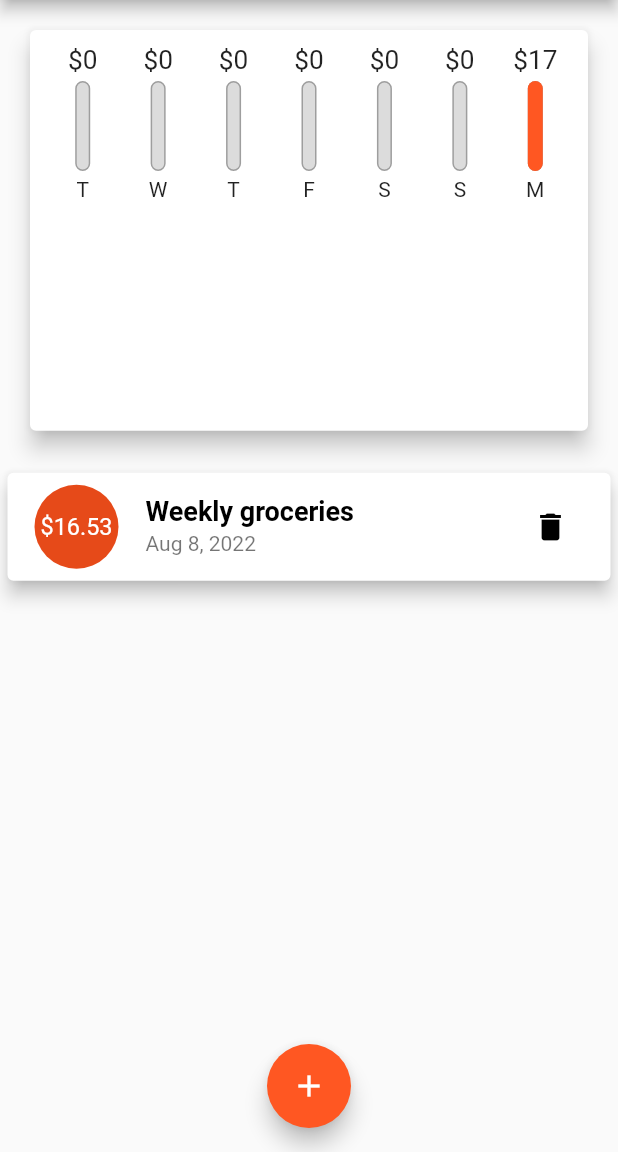
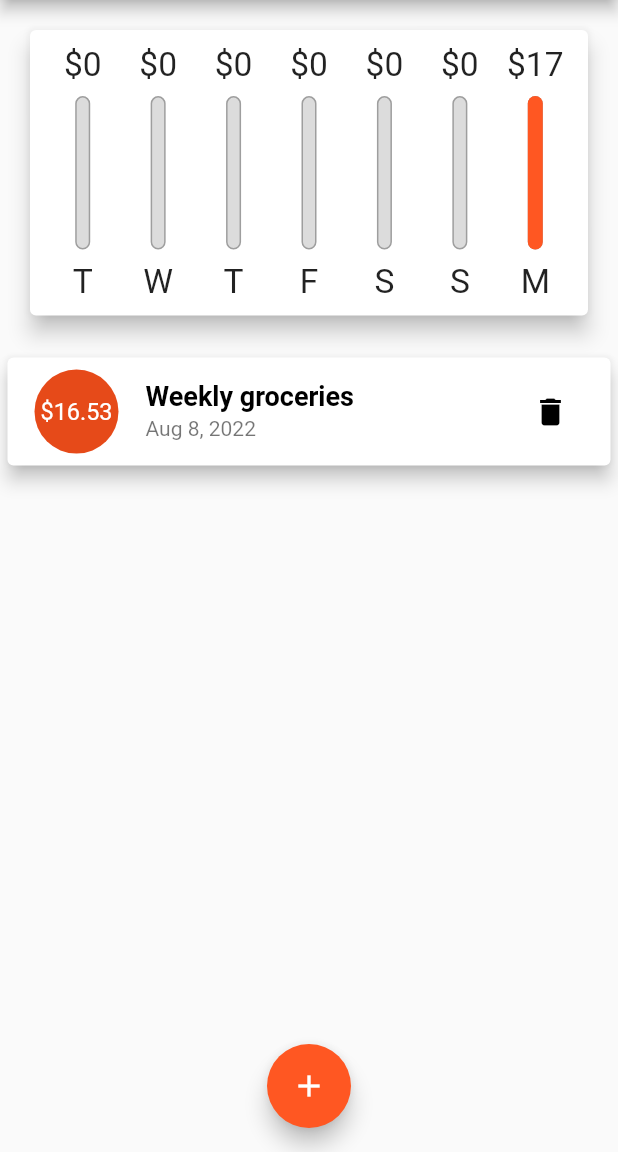
Before and after one commit to Sultanbek-Gapyrov/MoneyTracker, a Flutter app: the screen it shows after launch, after a tap on the "delete" icon, on a phone screen of 412 x 824 dp, the part 84-1236 px from its top. Run offline on Flutter 3.47's test engine with Material 2 defaults, Android fonts, the phone set to English and light mode, and no system bars.

```diff
--- a/lib/main.dart
+++ b/lib/main.dart
@@ -1,4 +1,5 @@
 import 'package:flutter/material.dart';
+import 'package:flutter/services.dart';
 import 'package:planner_app/widgets/chart.dart';
 import 'package:planner_app/widgets/new_transaction.dart';
 import 'package:planner_app/widgets/transaction_list.dart';
@@ -7,6 +8,11 @@ import './widgets/chart.dart';
 import 'models/transaction.dart';
 
 void main() {
+  WidgetsFlutterBinding.ensureInitialized();
+  SystemChrome.setPreferredOrientations([
+    DeviceOrientation.portraitUp,
+    DeviceOrientation.portraitDown,
+  ]);
   runApp(const MyApp());
 }
 
@@ -119,14 +125,14 @@ class _MyHomePageState extends State<MyHomePage> {
               height: (MediaQuery.of(context).size.height -
                       appBar.preferredSize.height -
                       MediaQuery.of(context).padding.top) *
-                  0.4,
+                  0.3,
               child: Chart(_recentTransactions),
             ),
             SizedBox(
               height: (MediaQuery.of(context).size.height -
                       appBar.preferredSize.height -
                       MediaQuery.of(context).padding.top) *
-                  0.6,
+                  0.7,
               child: TransactionList(_userTransactions, _deleteTransaction),
             ),
           ],
--- a/lib/widgets/chart_bar.dart
+++ b/lib/widgets/chart_bar.dart
@@ -12,18 +12,17 @@ class ChartBar extends StatelessWidget {
   );
   @override
   Widget build(BuildContext context) {
+    return LayoutBuilder(builder: (ctx, constraints) {
       return Column(
         children: <Widget>[
           SizedBox(
-          height: 20.0,
-          child:
-              FittedBox(child: Text('\$${spendingAmount.toStringAsFixed(0)}')),
+            height: constraints.maxHeight * 0.15,
+            child: FittedBox(
+                child: Text('\$${spendingAmount.toStringAsFixed(0)}')),
           ),
-        const SizedBox(
-          height: 4.0,
-        ),
+          SizedBox(height: constraints.maxHeight * 0.05),
           SizedBox(
-          height: 60.0,
+            height: constraints.maxHeight * 0.6,
             width: 10.0,
             child: Stack(
               children: <Widget>[
@@ -49,11 +48,15 @@ class ChartBar extends StatelessWidget {
               ],
             ),
           ),
-        const SizedBox(
-          height: 4.0,
+          SizedBox(height: constraints.maxHeight * 0.05),
+          SizedBox(
+            height: constraints.maxHeight * 0.15,
+            child: FittedBox(
+              child: Text(label),
             ),
-        Text(label)
+          ),
         ],
       );
+    });
   }
 }
```
Lines whose indentation alone changed are shown as unchanged.
